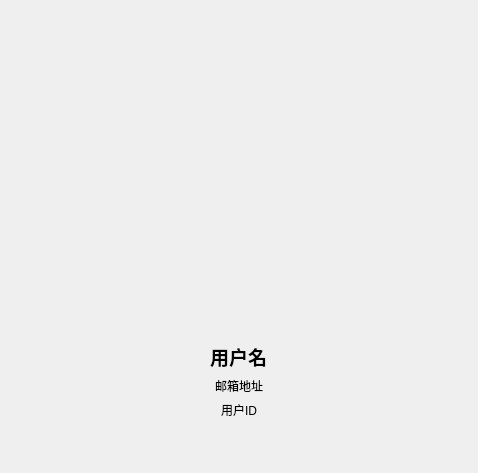
The window that client/homedialog.ui (KBchulan/HungerYet) describes before a commit, drawn with Qt 5.
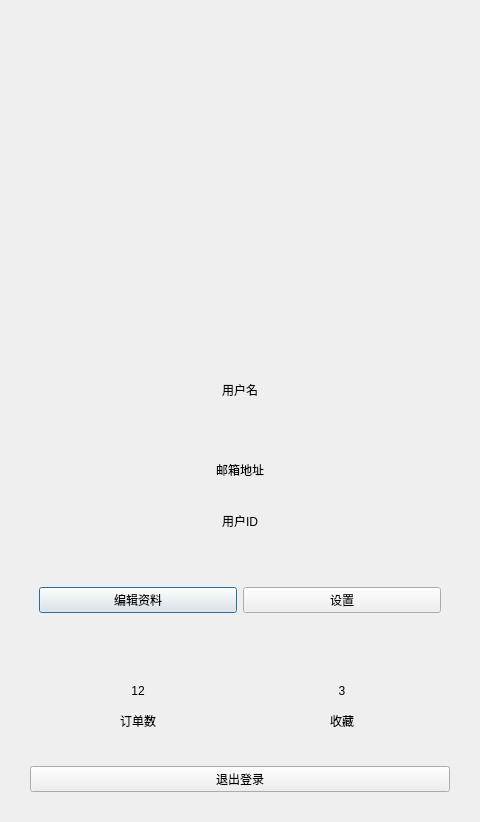
The same window after the commit.

The edit to the form file:
```diff
--- a/client/homedialog.ui
+++ b/client/homedialog.ui
@@ -6,106 +6,223 @@
    <rect>
     <x>0</x>
     <y>0</y>
-    <width>478</width>
-    <height>473</height>
+    <width>480</width>
+    <height>822</height>
    </rect>
   </property>
+  <property name="minimumSize">
+   <size>
+    <width>480</width>
+    <height>680</height>
+   </size>
+  </property>
   <property name="windowTitle">
    <string>个人中心</string>
   </property>
   <layout class="QVBoxLayout" name="verticalLayout">
+   <property name="spacing">
+    <number>0</number>
+   </property>
+   <property name="leftMargin">
+    <number>0</number>
+   </property>
+   <property name="topMargin">
+    <number>0</number>
+   </property>
+   <property name="rightMargin">
+    <number>0</number>
+   </property>
+   <property name="bottomMargin">
+    <number>0</number>
+   </property>
    <item>
+    <widget class="QWidget" name="topBar" native="true">
+     <property name="minimumSize">
+      <size>
+       <width>0</width>
+       <height>80</height>
+      </size>
+     </property>
+     <property name="maximumSize">
+      <size>
+       <width>16777215</width>
+       <height>120</height>
+      </size>
+     </property>
+    </widget>
+   </item>
+   <item>
+    <widget class="QWidget" name="contentWidget" native="true">
     <layout class="QVBoxLayout" name="verticalLayout_2">
-     <item>
-      <spacer name="verticalSpacer">
-       <property name="orientation">
-        <enum>Qt::Vertical</enum>
-       </property>
-       <property name="sizeHint" stdset="0">
-        <size>
-         <width>20</width>
-         <height>20</height>
-        </size>
-       </property>
-      </spacer>
-     </item>
+      <property name="spacing">
+       <number>15</number>
+      </property>
+      <property name="leftMargin">
+       <number>30</number>
+      </property>
+      <property name="topMargin">
+       <number>9</number>
+      </property>
+      <property name="rightMargin">
+       <number>30</number>
+      </property>
+      <property name="bottomMargin">
+       <number>30</number>
+      </property>
      <item alignment="Qt::AlignHCenter">
       <widget class="QLabel" name="avatarLabel">
        <property name="minimumSize">
         <size>
-         <width>240</width>
-         <height>240</height>
+          <width>200</width>
+          <height>200</height>
         </size>
        </property>
        <property name="maximumSize">
         <size>
-         <width>240</width>
-         <height>240</height>
-        </size>
-       </property>
-       <property name="styleSheet">
-        <string notr="true">border-radius: 60px;</string>
-       </property>
+          <width>200</width>
+          <height>200</height>
+         </size>
+        </property>
        <property name="text">
         <string/>
        </property>
       </widget>
      </item>
-     <item>
-      <spacer name="verticalSpacer_3">
-       <property name="orientation">
-        <enum>Qt::Vertical</enum>
-       </property>
-       <property name="sizeHint" stdset="0">
-        <size>
-         <width>20</width>
-         <height>20</height>
-        </size>
-       </property>
-      </spacer>
-     </item>
      <item alignment="Qt::AlignHCenter">
       <widget class="QLabel" name="usernameLabel">
-       <property name="font">
-        <font>
-         <pointsize>14</pointsize>
-         <weight>75</weight>
-         <bold>true</bold>
-        </font>
-       </property>
        <property name="text">
         <string>用户名</string>
        </property>
       </widget>
      </item>
-     <item alignment="Qt::AlignHCenter">
+      <item>
+       <widget class="QWidget" name="infoWidget" native="true">
+        <layout class="QVBoxLayout" name="verticalLayout_3">
+         <property name="spacing">
+          <number>12</number>
+         </property>
+         <property name="leftMargin">
+          <number>0</number>
+         </property>
+         <property name="topMargin">
+          <number>0</number>
+         </property>
+         <property name="rightMargin">
+          <number>0</number>
+         </property>
+         <property name="bottomMargin">
+          <number>0</number>
+         </property>
+         <item>
       <widget class="QLabel" name="emailLabel">
        <property name="text">
         <string>邮箱地址</string>
        </property>
-      </widget>
-     </item>
-     <item alignment="Qt::AlignHCenter">
+           <property name="alignment">
+            <set>Qt::AlignCenter</set>
+           </property>
+          </widget>
+         </item>
+         <item>
       <widget class="QLabel" name="uidLabel">
        <property name="text">
         <string>用户ID</string>
        </property>
-      </widget>
-     </item>
+           <property name="alignment">
+            <set>Qt::AlignCenter</set>
+           </property>
+          </widget>
+         </item>
+        </layout>
+       </widget>
+      </item>
      <item>
-      <spacer name="verticalSpacer_2">
-       <property name="orientation">
-        <enum>Qt::Vertical</enum>
-       </property>
-       <property name="sizeHint" stdset="0">
-        <size>
-         <width>20</width>
-         <height>20</height>
-        </size>
-       </property>
-      </spacer>
-     </item>
-    </layout>
+       <widget class="QWidget" name="actionWidget" native="true">
+        <layout class="QHBoxLayout" name="horizontalLayout">
+         <item>
+          <widget class="QPushButton" name="editProfileBtn">
+           <property name="text">
+            <string>编辑资料</string>
+           </property>
+          </widget>
+         </item>
+         <item>
+          <widget class="QPushButton" name="settingsBtn">
+           <property name="text">
+            <string>设置</string>
+           </property>
+          </widget>
+         </item>
+        </layout>
+       </widget>
+      </item>
+      <item>
+       <widget class="QWidget" name="statsWidget" native="true">
+        <layout class="QHBoxLayout" name="horizontalLayout_2">
+         <item>
+          <widget class="QWidget" name="orderStats" native="true">
+           <layout class="QVBoxLayout" name="verticalLayout_4">
+            <item>
+             <widget class="QLabel" name="orderCountLabel">
+              <property name="text">
+               <string>12</string>
+              </property>
+              <property name="alignment">
+               <set>Qt::AlignCenter</set>
+              </property>
+             </widget>
+            </item>
+            <item>
+             <widget class="QLabel" name="orderTextLabel">
+              <property name="text">
+               <string>订单数</string>
+              </property>
+              <property name="alignment">
+               <set>Qt::AlignCenter</set>
+              </property>
+             </widget>
+            </item>
+           </layout>
+          </widget>
+         </item>
+         <item>
+          <widget class="QWidget" name="favoriteStats" native="true">
+           <layout class="QVBoxLayout" name="verticalLayout_5">
+            <item>
+             <widget class="QLabel" name="favoriteCountLabel">
+              <property name="text">
+               <string>3</string>
+              </property>
+              <property name="alignment">
+               <set>Qt::AlignCenter</set>
+              </property>
+             </widget>
+            </item>
+            <item>
+             <widget class="QLabel" name="favoriteTextLabel">
+              <property name="text">
+               <string>收藏</string>
+              </property>
+              <property name="alignment">
+               <set>Qt::AlignCenter</set>
+              </property>
+             </widget>
+            </item>
+           </layout>
+          </widget>
+         </item>
+        </layout>
+       </widget>
+      </item>
+      <item>
+       <widget class="QPushButton" name="logoutBtn">
+        <property name="text">
+         <string>退出登录</string>
+        </property>
+       </widget>
+      </item>
+     </layout>
+    </widget>
    </item>
   </layout>
  </widget>
```
Lines whose indentation alone changed are shown as unchanged.
